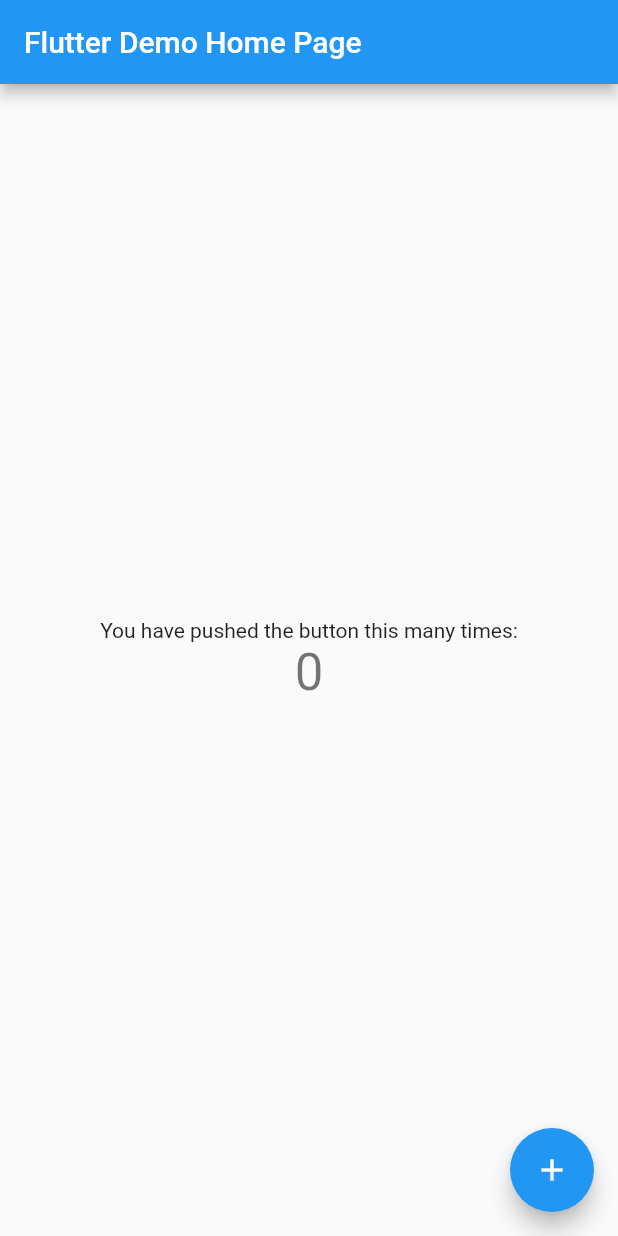
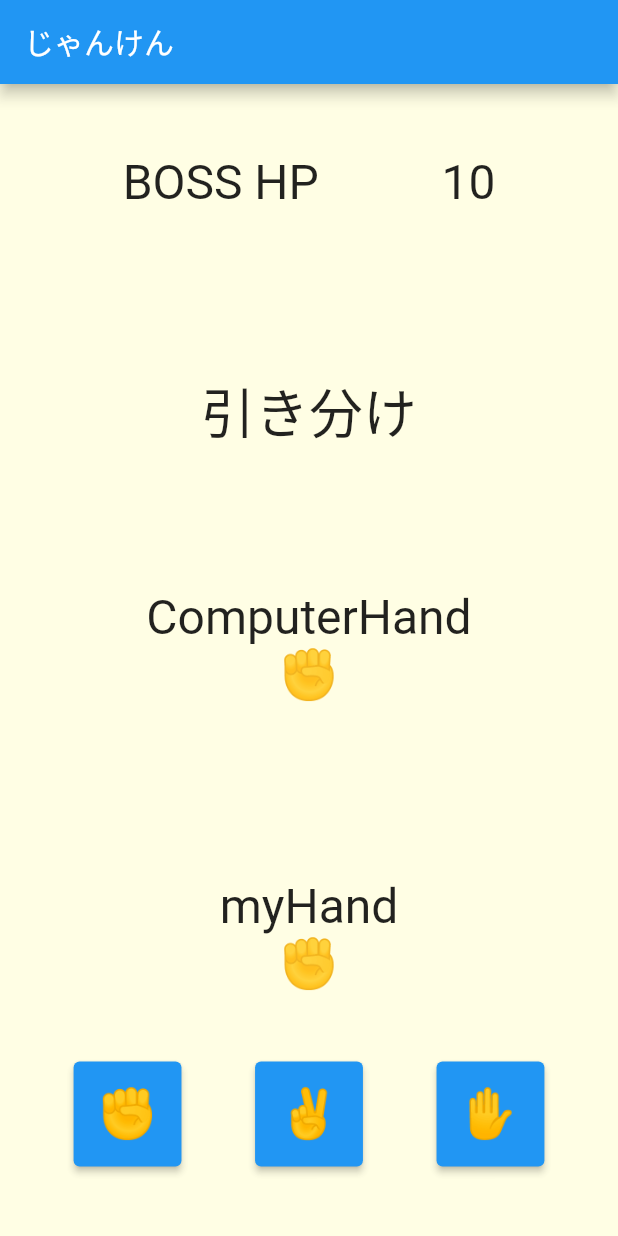
Before and after one commit to Kentea-Watanabe/flutter_Xeno, a Flutter app: the screen it shows after launch, on a phone screen of 412 x 824 dp. Run offline on Flutter 3.47's test engine with Material 2 defaults, Android fonts, the phone set to English and light mode, and no system bars.

Commit message:
じゃんけんgame

```diff
--- a/lib/main.dart
+++ b/lib/main.dart
@@ -1,115 +1,37 @@
 import 'package:flutter/material.dart';
+import 'package:flutter_xeno/xeno.dart';
 
 void main() {
   runApp(const MyApp());
 }
 
+ThemeData _darkTheme = ThemeData(
+  brightness: Brightness.dark,
+  primaryColor: Colors.amber,
+  // colorScheme: ColorScheme.fromSwatch().copyWith(secondary: Colors.red),
+);
+
+ThemeData _lightTheme = ThemeData(
+  brightness: Brightness.light,
+  primaryColor: Colors.blue,
+  // colorScheme: ColorScheme.fromSwatch().copyWith(secondary: Colors.pink)
+);
+
 class MyApp extends StatelessWidget {
   const MyApp({Key? key}) : super(key: key);
 
+  final _dark = false;
   // This widget is the root of your application.
   @override
   Widget build(BuildContext context) {
     return MaterialApp(
-      title: 'Flutter Demo',
-      theme: ThemeData(
-        // This is the theme of your application.
-        //
-        // Try running your application with "flutter run". You'll see the
-        // application has a blue toolbar. Then, without quitting the app, try
-        // changing the primarySwatch below to Colors.green and then invoke
-        // "hot reload" (press "r" in the console where you ran "flutter run",
-        // or simply save your changes to "hot reload" in a Flutter IDE).
-        // Notice that the counter didn't reset back to zero; the application
-        // is not restarted.
-        primarySwatch: Colors.blue,
-      ),
-      home: const MyHomePage(title: 'Flutter Demo Home Page'),
-    );
+        title: 'Flutter Demo',
+        // theme: _lightTheme,
+        theme: ThemeData(
+          // brightness: Brightness.dark,
+          scaffoldBackgroundColor: Color.fromARGB(175, 255, 254, 216),
+        ),
+        debugShowCheckedModeBanner: false,
+        home: XenoPage());
   }
 }
-
-class MyHomePage extends StatefulWidget {
-  const MyHomePage({Key? key, required this.title}) : super(key: key);
-
-  // This widget is the home page of your application. It is stateful, meaning
-  // that it has a State object (defined below) that contains fields that affect
-  // how it looks.
-
-  // This class is the configuration for the state. It holds the values (in this
-  // case the title) provided by the parent (in this case the App widget) and
-  // used by the build method of the State. Fields in a Widget subclass are
-  // always marked "final".
-
-  final String title;
-
-  @override
-  State<MyHomePage> createState() => _MyHomePageState();
-}
-
-class _MyHomePageState extends State<MyHomePage> {
-  int _counter = 0;
-
-  void _incrementCounter() {
-    setState(() {
-      // This call to setState tells the Flutter framework that something has
-      // changed in this State, which causes it to rerun the build method below
-      // so that the display can reflect the updated values. If we changed
-      // _counter without calling setState(), then the build method would not be
-      // called again, and so nothing would appear to happen.
-      _counter++;
-    });
-  }
-
-  @override
-  Widget build(BuildContext context) {
-    // This method is rerun every time setState is called, for instance as done
-    // by the _incrementCounter method above.
-    //
-    // The Flutter framework has been optimized to make rerunning build methods
-    // fast, so that you can just rebuild anything that needs updating rather
-    // than having to individually change instances of widgets.
-    return Scaffold(
-      appBar: AppBar(
-        // Here we take the value from the MyHomePage object that was created by
-        // the App.build method, and use it to set our appbar title.
-        title: Text(widget.title),
-      ),
-      body: Center(
-        // Center is a layout widget. It takes a single child and positions it
-        // in the middle of the parent.
-        child: Column(
-          // Column is also a layout widget. It takes a list of children and
-          // arranges them vertically. By default, it sizes itself to fit its
-          // children horizontally, and tries to be as tall as its parent.
-          //
-          // Invoke "debug painting" (press "p" in the console, choose the
-          // "Toggle Debug Paint" action from the Flutter Inspector in Android
-          // Studio, or the "Toggle Debug Paint" command in Visual Studio Code)
-          // to see the wireframe for each widget.
-          //
-          // Column has various properties to control how it sizes itself and
-          // how it positions its children. Here we use mainAxisAlignment to
-          // center the children vertically; the main axis here is the vertical
-          // axis because Columns are vertical (the cross axis would be
-          // horizontal).
-          mainAxisAlignment: MainAxisAlignment.center,
-          children: <Widget>[
-            const Text(
-              'You have pushed the button this many times:',
-            ),
-            Text(
-              '$_counter',
-              style: Theme.of(context).textTheme.headline4,
-            ),
-          ],
-        ),
-      ),
-      floatingActionButton: FloatingActionButton(
-        onPressed: _incrementCounter,
-        tooltip: 'Increment',
-        child: const Icon(Icons.add),
-      ), // This trailing comma makes auto-formatting nicer for build methods.
-    );
-  }
-}
--- /dev/null
+++ b/lib/xeno.dart
@@ -0,0 +1,193 @@
+import 'dart:math';
+
+import 'package:flutter/material.dart';
+
+class XenoPage extends StatefulWidget {
+  const XenoPage({Key? key}) : super(key: key);
+
+  @override
+  State<XenoPage> createState() => _XenoPage();
+}
+
+class _XenoPage extends State<XenoPage> {
+  String ComputerHand = '✊';
+  String myHand = '✊';
+  String result = '引き分け';
+  int BossHP = 10;
+  String result2 = 'BOSS HP';
+
+  void selectHand(String selectedHand) {
+    myHand = selectedHand;
+    // print(selectedHand);
+    generateComputerHand();
+    judge();
+    bosshp();
+    setState(() {});
+  }
+
+  void generateComputerHand() {
+    final randomNumber = Random().nextInt(3);
+    ComputerHand = randomNumberToHand(randomNumber);
+  }
+
+  void judge() {
+    if (result2 == '大勝利！！！ BOSSのHPは') {
+      result2 = '新たなBOSSが現れた';
+      BossHP = 10;
+    }
+    if (ComputerHand == myHand) {
+      result = '引き分け';
+    } else if (myHand == '✊' && ComputerHand == '✌') {
+      result = '勝ち';
+      BossHP -= 1;
+    } else if (myHand == '✌' && ComputerHand == '✋') {
+      result = '勝ち';
+      BossHP -= 1;
+    } else if (myHand == '✋' && ComputerHand == '✊') {
+      result = '勝ち';
+      BossHP -= 1;
+    } else {
+      result = '負け';
+    }
+  }
+
+  void bosshp() {
+    if (BossHP == 0) {
+      result2 = '大勝利！！！ BOSSのHPは';
+    }
+  }
+
+  String randomNumberToHand(int randomNumber) {
+    switch (randomNumber) {
+      case 0:
+        return '✊';
+      case 1:
+        return '✌';
+      case 2:
+        return '✋';
+      default:
+        return '✊';
+    }
+  }
+
+  @override
+  Widget build(BuildContext context) {
+    return Scaffold(
+        appBar: AppBar(
+          title: Text('じゃんけん'),
+        ),
+        body: Center(
+            child: Column(
+          mainAxisAlignment: MainAxisAlignment.spaceEvenly,
+          children: [
+            Row(mainAxisAlignment: MainAxisAlignment.spaceEvenly, children: [
+              // 勝敗
+              Text(
+                result2,
+                style: TextStyle(
+                  fontSize: 32,
+                ),
+              ),
+              Text(
+                BossHP.toString(),
+                style: TextStyle(
+                  fontSize: 32,
+                ),
+              ),
+            ]),
+            SizedBox(
+              height: 14,
+            ),
+            Text(
+              result,
+              style: TextStyle(
+                fontSize: 36,
+              ),
+            ),
+            SizedBox(
+              height: 0,
+            ),
+            Column(mainAxisAlignment: MainAxisAlignment.spaceEvenly, children: [
+              // CPU Hand
+              Text(
+                'ComputerHand',
+                style: TextStyle(
+                  fontSize: 32,
+                ),
+              ),
+              SizedBox(
+                height: 0,
+              ),
+              Text(
+                ComputerHand,
+                style: TextStyle(
+                  fontSize: 32,
+                ),
+              ),
+              SizedBox(
+                height: 70,
+              ),
+            ]),
+            Column(mainAxisAlignment: MainAxisAlignment.spaceEvenly, children: [
+              // My Hand
+              Text(
+                'myHand',
+                style: TextStyle(
+                  fontSize: 32,
+                ),
+              ),
+              // My Hand
+              Text(
+                myHand,
+                style: TextStyle(
+                  fontSize: 32,
+                ),
+              ),
+            ]),
+            Row(
+              mainAxisAlignment: MainAxisAlignment.spaceEvenly,
+              children: [
+                ElevatedButton(
+                  style: OutlinedButton.styleFrom(minimumSize: Size(70, 70)),
+                  onPressed: () {
+                    selectHand(
+                      '✊',
+                    );
+                  },
+                  child: Text(
+                    '✊',
+                    style: TextStyle(
+                      fontSize: 32,
+                    ),
+                  ),
+                ),
+                ElevatedButton(
+                  style: OutlinedButton.styleFrom(minimumSize: Size(70, 70)),
+                  onPressed: () {
+                    selectHand('✌');
+                  },
+                  child: Text(
+                    '✌',
+                    style: TextStyle(
+                      fontSize: 32,
+                    ),
+                  ),
+                ),
+                ElevatedButton(
+                  style: OutlinedButton.styleFrom(minimumSize: Size(70, 70)),
+                  onPressed: () {
+                    selectHand('✋');
+                  },
+                  child: Text(
+                    '✋',
+                    style: TextStyle(
+                      fontSize: 32,
+                    ),
+                  ),
+                ),
+              ],
+            ),
+          ],
+        )));
+  }
+}
```
